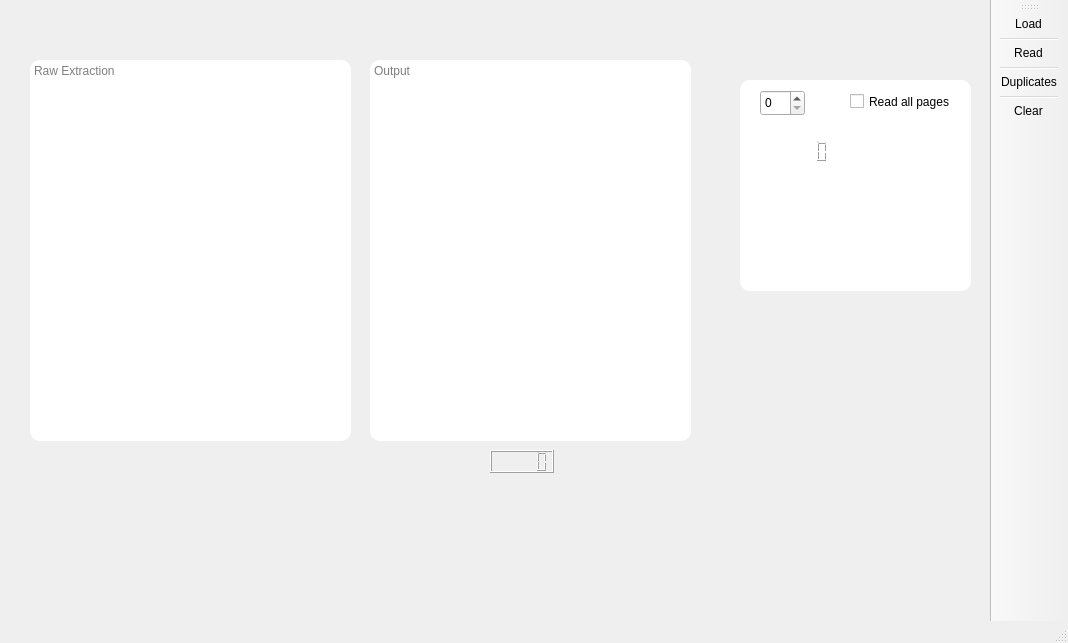
The window that mainwindow.ui (2qp/pdf) describes before a commit, drawn with Qt 5.
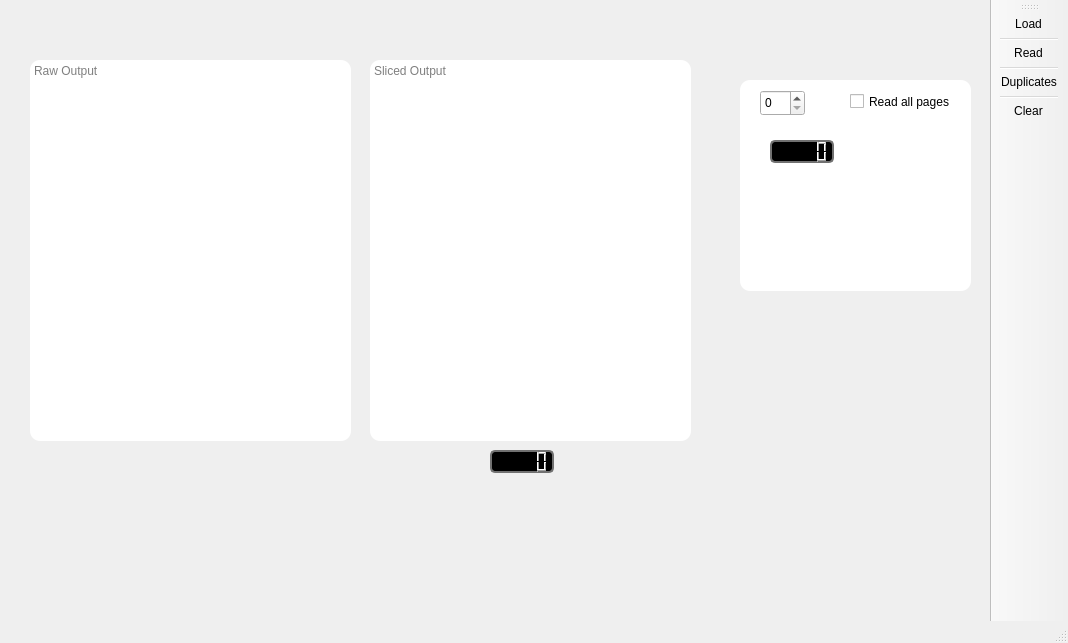
The same window after the commit. Icons and pictures are not drawn.

```diff
--- a/mainwindow.ui
+++ b/mainwindow.ui
@@ -14,7 +14,7 @@
    <string>MainWindow</string>
   </property>
   <widget class="QWidget" name="centralwidget">
-   <widget class="QTextEdit" name="textEdit">
+   <widget class="QPlainTextEdit" name="plainTextEdit">
     <property name="geometry">
      <rect>
       <x>30</x>
@@ -39,10 +39,10 @@
      <string/>
     </property>
     <property name="placeholderText">
-     <string>Raw Extraction</string>
+     <string>Raw Output</string>
     </property>
    </widget>
-   <widget class="QTextEdit" name="splitter">
+   <widget class="QPlainTextEdit" name="splitter">
     <property name="geometry">
      <rect>
       <x>370</x>
@@ -67,7 +67,7 @@
      <string/>
     </property>
     <property name="placeholderText">
-     <string>Output</string>
+     <string>Sliced Output</string>
     </property>
    </widget>
    <widget class="QFrame" name="frame">
@@ -120,6 +120,15 @@
        <height>23</height>
       </rect>
      </property>
+     <property name="styleSheet">
+      <string notr="true">QLCDNumber{
+  background-color: rgb(0, 0, 0);
+  border: 2px solid rgb(113, 113, 113);
+  border-width: 2px;
+  border-radius: 5px;
+  color: rgb(255, 255, 255);
+}</string>
+     </property>
     </widget>
    </widget>
    <widget class="QLCDNumber" name="counts">
@@ -131,6 +140,15 @@
       <height>23</height>
      </rect>
     </property>
+    <property name="styleSheet">
+     <string notr="true">QLCDNumber{
+  background-color: rgb(0, 0, 0);
+  border: 2px solid rgb(113, 113, 113);
+  border-width: 2px;
+  border-radius: 5px;
+  color: rgb(255, 255, 255);
+}</string>
+    </property>
    </widget>
   </widget>
   <widget class="QStatusBar" name="statusbar"/>
```
Left out of the diff: 8 changed lines with no effect on the pictures.
